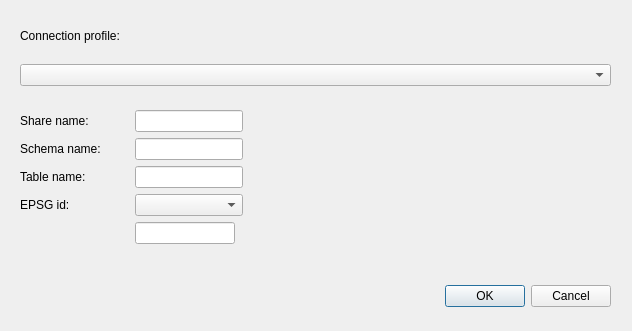
Before: the Qt Designer form delta_lake/delta_lake_dialog_base.ui in himsve/q-delta-lake, drawn with Qt 5.
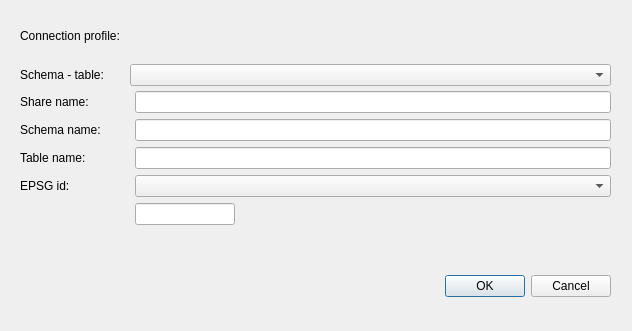
After: the same form once the commit is applied. Custom widgets are drawn as their Qt base class.

Commit message: fixes on dialog, retry if invalid form

The edit to the form file:
```diff
--- a/delta_lake/delta_lake_dialog_base.ui
+++ b/delta_lake/delta_lake_dialog_base.ui
@@ -17,7 +17,7 @@
    <property name="geometry">
     <rect>
      <x>270</x>
-     <y>280</y>
+     <y>270</y>
      <width>341</width>
      <height>32</height>
     </rect>
@@ -55,14 +55,14 @@
    <property name="geometry">
     <rect>
      <x>20</x>
-     <y>110</y>
+     <y>91</y>
      <width>591</width>
-     <height>152</height>
+     <height>161</height>
     </rect>
    </property>
    <layout class="QFormLayout" name="_share_details_form">
     <property name="sizeConstraint">
-     <enum>QLayout::SetFixedSize</enum>
+     <enum>QLayout::SetDefaultConstraint</enum>
     </property>
     <property name="fieldGrowthPolicy">
      <enum>QFormLayout::AllNonFixedFieldsGrow</enum>
@@ -153,6 +153,13 @@
     </rect>
    </property>
    <layout class="QHBoxLayout" name="_share_combo_form">
+    <item>
+     <widget class="QLabel" name="_schema_table_label">
+      <property name="text">
+       <string>Schema - table:      </string>
+      </property>
+     </widget>
+    </item>
     <item>
      <widget class="QComboBox" name="_share_combo_box">
       <property name="sizePolicy">
```
Left out of the diff: 3 changed lines with no effect on the pictures. The commit also changes 4 other files.
